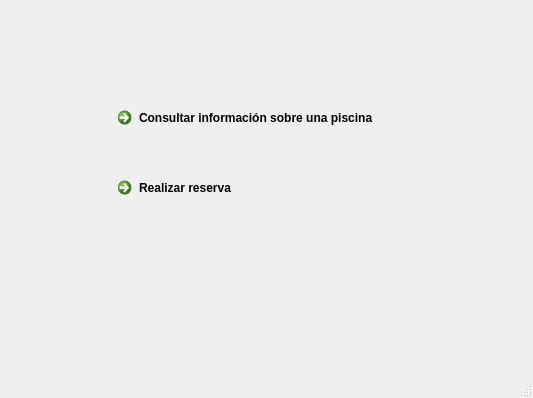
acarreteroc99/PisciGo, file ui/menuPreBooking.ui: the form before one commit; both pictures show x 0 to 533 and y 190 to 588 of the 533 by 588 pixel window.
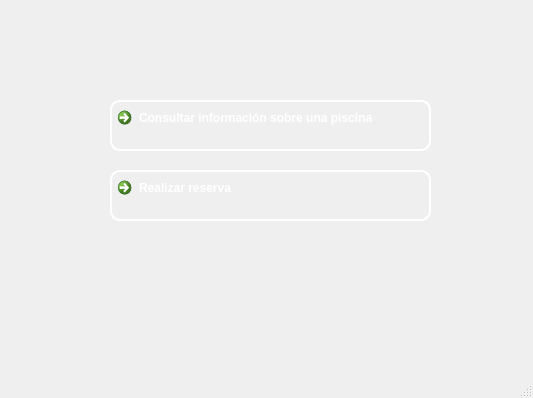
The form after the commit. Icons and pictures are not drawn.

What changed in the file:
```diff
--- a/ui/menuPreBooking.ui
+++ b/ui/menuPreBooking.ui
@@ -13,6 +13,9 @@
   <property name="windowTitle">
    <string>MainWindow</string>
   </property>
+  <property name="styleSheet">
+   <string notr="true">background-color: &quot;#60ACE9&quot;;</string>
+  </property>
   <widget class="QWidget" name="centralwidget">
    <widget class="QWidget" name="verticalLayoutWidget">
     <property name="geometry">
@@ -26,6 +29,12 @@
     <layout class="QVBoxLayout" name="verticalLayout">
      <item>
       <widget class="QCommandLinkButton" name="commandLinkButton">
+       <property name="styleSheet">
+        <string notr="true">font: 11pt &quot;Candara&quot;;
+border: 2px solid white; 
+border-radius: 10px;
+color: white; </string>
+       </property>
        <property name="text">
         <string>Consultar información sobre una piscina</string>
        </property>
@@ -45,6 +54,12 @@
     <layout class="QVBoxLayout" name="verticalLayout_2">
      <item>
       <widget class="QCommandLinkButton" name="commandLinkButton_2">
+       <property name="styleSheet">
+        <string notr="true">font: 11pt &quot;Candara&quot;;
+border: 2px solid white; 
+border-radius: 10px; 
+color: white; </string>
+       </property>
        <property name="text">
         <string>Realizar reserva</string>
        </property>
```
